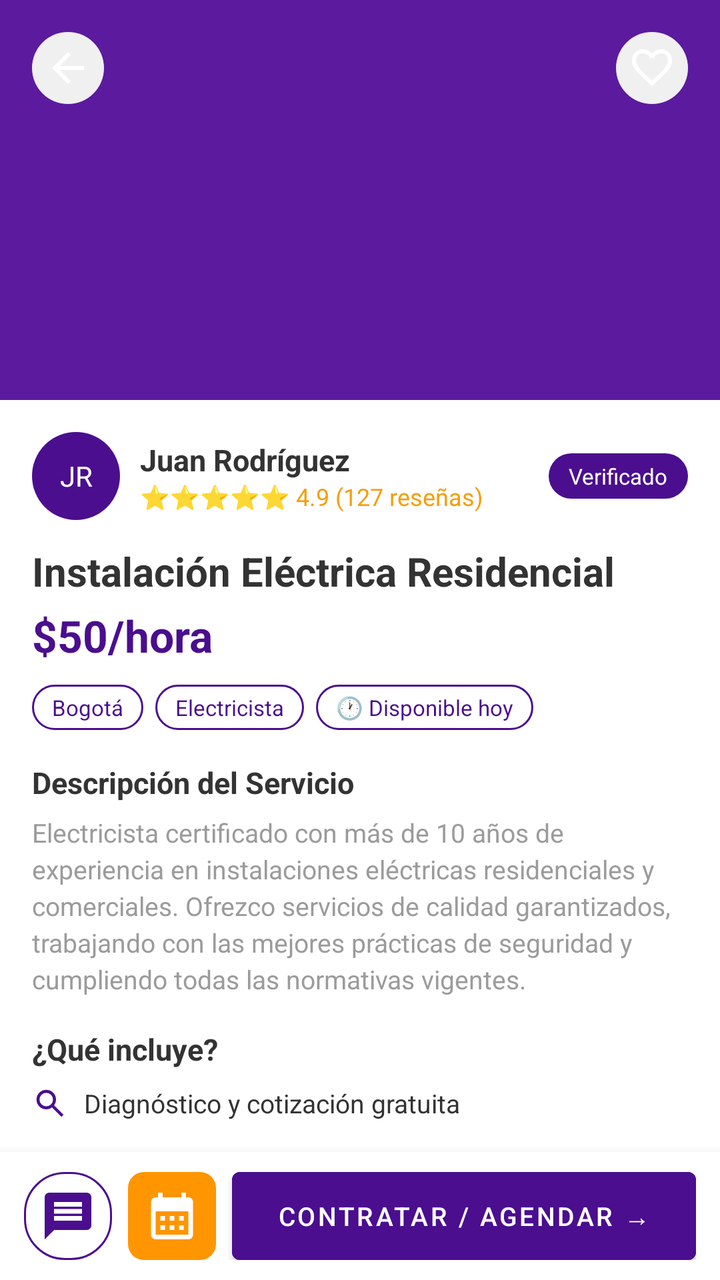
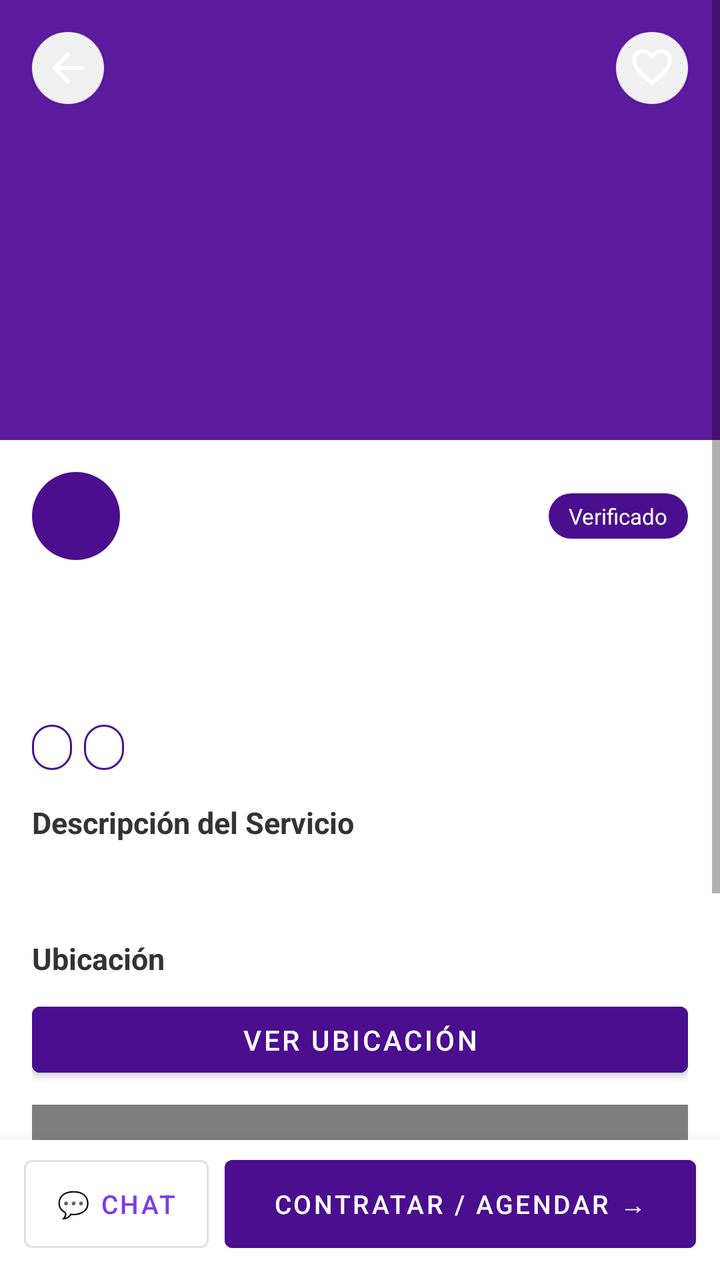

The first picture is an Android layout as it rendered before a commit; the second is the same layout after the commit. The layout source and the unified diff follow.
<!-- AndroidManifest.xml: application theme Theme.KSTOREAPP -->
<!-- res/layout/activity_detalle_servicio.xml -->
<?xml version="1.0" encoding="utf-8"?>
<androidx.coordinatorlayout.widget.CoordinatorLayout
    xmlns:android="http://schemas.android.com/apk/res/android"
    xmlns:app="http://schemas.android.com/apk/res-auto"
    android:layout_width="match_parent"
    android:layout_height="match_parent"
    android:background="@color/white">

    
    <ScrollView
        android:layout_width="match_parent"
        android:layout_height="match_parent"
        android:paddingBottom="72dp"
        android:clipToPadding="false">

        <LinearLayout
            android:layout_width="match_parent"
            android:layout_height="wrap_content"
            android:orientation="vertical">

            
            <FrameLayout
                android:layout_width="match_parent"
                android:layout_height="200dp"
                android:background="@color/morado_opaco">

                
                <ImageView
                    android:id="@+id/btnVolver"
                    android:layout_width="36dp"
                    android:layout_height="36dp"
                    android:src="@drawable/arrow_back"
                    android:padding="6dp"
                    android:background="@drawable/bg_circle_gray"
                    android:layout_margin="16dp"
                    android:layout_gravity="top|start"
                    app:tint="@color/white"/>

                
                <ImageView
                    android:id="@+id/btnFavorito"
                    android:layout_width="36dp"
                    android:layout_height="36dp"
                    android:src="@drawable/favorito"
                    android:padding="6dp"
                    android:background="@drawable/bg_circle_gray"
                    android:layout_margin="16dp"
                    android:layout_gravity="top|end"
                    app:tint="@color/white"/>

            </FrameLayout>

            
            <LinearLayout
                android:layout_width="match_parent"
                android:layout_height="wrap_content"
                android:orientation="vertical"
                android:padding="16dp">

                
                <LinearLayout
                    android:layout_width="match_parent"
                    android:layout_height="wrap_content"
                    android:orientation="horizontal"
                    android:gravity="center_vertical">

                    <TextView
                        android:layout_width="44dp"
                        android:layout_height="44dp"
                        android:text="@string/jr"
                        android:textColor="@color/white"
                        android:textSize="14sp"
                        android:gravity="center"
                        android:background="@drawable/bg_avatar_purple"/>

                    <LinearLayout
                        android:layout_width="0dp"
                        android:layout_height="wrap_content"
                        android:layout_weight="1"
                        android:orientation="vertical"
                        android:layout_marginStart="10dp">

                        <TextView
                            android:layout_width="wrap_content"
                            android:layout_height="wrap_content"
                            android:text="@string/juan_rodr_guez"
                            android:textStyle="bold"
                            android:textSize="15sp"
                            android:textColor="@color/Texto1"/>

                        <TextView
                            android:layout_width="wrap_content"
                            android:layout_height="wrap_content"
                            android:text="@string/calificacion"
                            android:textSize="12sp"
                            android:textColor="@color/dorado"/>

                    </LinearLayout>

                    
                    <TextView
                        android:layout_width="wrap_content"
                        android:layout_height="wrap_content"
                        android:text="@string/verificado"
                        android:textColor="@color/white"
                        android:textSize="11sp"
                        android:paddingHorizontal="10dp"
                        android:paddingVertical="4dp"
                        android:background="@drawable/bg_chip_selected"/>

                </LinearLayout>

                
                <TextView
                    android:layout_width="wrap_content"
                    android:layout_height="wrap_content"
                    android:text="@string/instalaci_n_el_ctrica_residencial"
                    android:textSize="20sp"
                    android:textStyle="bold"
                    android:textColor="@color/Texto1"
                    android:layout_marginTop="12dp"/>

                
                <TextView
                    android:layout_width="wrap_content"
                    android:layout_height="wrap_content"
                    android:text="@string/_50_hora"
                    android:textSize="22sp"
                    android:textStyle="bold"
                    android:textColor="@color/morado_tarjetas"
                    android:layout_marginTop="4dp"/>

                
                <LinearLayout
                    android:layout_width="match_parent"
                    android:layout_height="wrap_content"
                    android:orientation="horizontal"
                    android:layout_marginTop="10dp">

                    <TextView
                        android:layout_width="wrap_content"
                        android:layout_height="wrap_content"
                        android:text="@string/bogot"
                        android:textSize="11sp"
                        android:textColor="@color/morado_tarjetas"
                        android:paddingHorizontal="10dp"
                        android:paddingVertical="4dp"
                        android:layout_marginEnd="6dp"
                        android:background="@drawable/bg_chip_unselected"/>

                    <TextView
                        android:layout_width="wrap_content"
                        android:layout_height="wrap_content"
                        android:text="@string/electricista"
                        android:textSize="11sp"
                        android:textColor="@color/morado_tarjetas"
                        android:paddingHorizontal="10dp"
                        android:paddingVertical="4dp"
                        android:layout_marginEnd="6dp"
                        android:background="@drawable/bg_chip_unselected"/>

                    <TextView
                        android:layout_width="wrap_content"
                        android:layout_height="wrap_content"
                        android:text="@string/disponible_hoy"
                        android:textSize="11sp"
                        android:textColor="@color/morado_tarjetas"
                        android:paddingHorizontal="10dp"
                        android:paddingVertical="4dp"
                        android:background="@drawable/bg_chip_unselected"/>

                </LinearLayout>

                
                <TextView
                    android:layout_width="wrap_content"
                    android:layout_height="wrap_content"
                    android:text="@string/descripci_n_del_servicio"
                    android:textSize="15sp"
                    android:textStyle="bold"
                    android:textColor="@color/Texto1"
                    android:layout_marginTop="16dp"/>

                <TextView
                    android:layout_width="wrap_content"
                    android:layout_height="wrap_content"
                    android:text="@string/electricista_certificado_con_m_s_de_10_a_os_de_experiencia_en_instalaciones_el_ctricas_residenciales_y_comerciales_ofrezco_servicios_de_calidad_garantizados_trabajando_con_las_mejores_pr_cticas_de_seguridad_y_cumpliendo_todas_las_normativas_vigentes"
                    android:textSize="13sp"
                    android:textColor="@color/gris"
                    android:lineSpacingExtra="3dp"
                    android:layout_marginTop="6dp"/>

                
                <TextView
                    android:layout_width="wrap_content"
                    android:layout_height="wrap_content"
                    android:text="@string/qu_incluye"
                    android:textSize="15sp"
                    android:textStyle="bold"
                    android:textColor="@color/Texto1"
                    android:layout_marginTop="16dp"/>

                <LinearLayout
                    android:layout_width="match_parent"
                    android:layout_height="wrap_content"
                    android:orientation="horizontal"
                    android:gravity="center_vertical"
                    android:layout_marginTop="8dp">

                    <ImageView
                        android:layout_width="18dp"
                        android:layout_height="18dp"
                        android:src="@drawable/search"
                        app:tint="@color/morado_tarjetas"/>

                    <TextView
                        android:layout_width="wrap_content"
                        android:layout_height="wrap_content"
                        android:text="@string/diagn_stico_y_cotizaci_n_gratuita"
                        android:textSize="13sp"
                        android:textColor="@color/Texto1"
                        android:layout_marginStart="8dp"/>

                </LinearLayout>

            </LinearLayout>
        </LinearLayout>
    </ScrollView>

    
    <LinearLayout
        android:layout_width="match_parent"
        android:layout_height="64dp"
        android:orientation="horizontal"
        android:background="@color/white"
        android:paddingHorizontal="12dp"
        android:paddingVertical="10dp"
        android:gravity="center_vertical"
        android:elevation="8dp"
        android:layout_gravity="bottom">

        
        <ImageView
            android:id="@+id/btnChat"
            android:layout_width="44dp"
            android:layout_height="44dp"
            android:src="@drawable/mensajes"
            android:padding="8dp"
            android:background="@drawable/bg_chip_unselected"
            android:layout_marginEnd="8dp"
            app:tint="@color/morado_tarjetas"/>

        
        <ImageView
            android:id="@+id/btnCalendario"
            android:layout_width="44dp"
            android:layout_height="44dp"
            android:src="@drawable/calendar"
            android:padding="8dp"
            android:background="@drawable/bg_chip_orange"
            android:layout_marginEnd="8dp"
            app:tint="@color/white"/>

        
        <Button
            android:id="@+id/btnContratar"
            android:layout_width="0dp"
            android:layout_height="44dp"
            android:layout_weight="1"
            android:text="@string/contratar_agendar"
            android:textSize="13sp"
            android:backgroundTint="@color/morado_tarjetas"
            android:textColor="@color/white"
            android:insetTop="0dp"
            android:insetBottom="0dp"
            style="@style/Widget.MaterialComponents.Button"/>

    </LinearLayout>

</androidx.coordinatorlayout.widget.CoordinatorLayout>
<!-- resources referenced by this layout -->
<resources>
  <color name="Texto1">#333333</color>
  <color name="dorado">#F59E0B</color>
  <color name="gris">#9b9b9b</color>
  <color name="morado_opaco">#5C1A9E</color>
  <color name="morado_tarjetas">#4A0E8F</color>
  <color name="white">#FFFFFF</color>
  <!-- drawable bg_chip_orange (drawable) -->
  <?xml version="1.0" encoding="utf-8"?>
  <shape xmlns:android="http://schemas.android.com/apk/res/android"
      android:shape="rectangle">
      <solid android:color="#FF9500"/>
      <corners android:radius="8dp"/>
  </shape>
  <!-- drawable bg_circle_gray (drawable) -->
  <?xml version="1.0" encoding="utf-8"?>
  <shape xmlns:android="http://schemas.android.com/apk/res/android"
      android:shape="oval">
      <solid android:color="#F0F0F0"/>
  </shape>
  <!-- drawable calendar (drawable) -->
  <vector xmlns:android="http://schemas.android.com/apk/res/android" android:height="24dp" android:tint="#FFFFFF" android:viewportHeight="24" android:viewportWidth="24" android:width="24dp">
        
      <path android:fillColor="@android:color/white" android:pathData="M19,4h-1V2h-2v2H8V2H6v2H5C3.89,4 3.01,4.9 3.01,6L3,20c0,1.1 0.89,2 2,2h14c1.1,0 2,-0.9 2,-2V6C21,4.9 20.1,4 19,4zM19,20H5V10h14V20zM9,14H7v-2h2V14zM13,14h-2v-2h2V14zM17,14h-2v-2h2V14zM9,18H7v-2h2V18zM13,18h-2v-2h2V18zM17,18h-2v-2h2V18z"/>
      
  </vector>
  <!-- drawable mensajes (drawable) -->
  <vector xmlns:android="http://schemas.android.com/apk/res/android" android:autoMirrored="true" android:height="24dp" android:tint="#47479F" android:viewportHeight="24" android:viewportWidth="24" android:width="24dp">
        
      <path android:fillColor="@android:color/white" android:pathData="M20,2L4,2c-1.1,0 -1.99,0.9 -1.99,2L2,22l4,-4h14c1.1,0 2,-0.9 2,-2L22,4c0,-1.1 -0.9,-2 -2,-2zM18,14L6,14v-2h12v2zM18,11L6,11L6,9h12v2zM18,8L6,8L6,6h12v2z"/>
      
  </vector>
  <!-- drawable search (drawable) -->
  <vector xmlns:android="http://schemas.android.com/apk/res/android"
      android:width="24dp"
      android:height="24dp"
      android:viewportWidth="960"
      android:viewportHeight="960">
    <path
        android:pathData="M784,840 L532,588q-30,24 -69,38t-83,14q-109,0 -184.5,-75.5T120,380q0,-109 75.5,-184.5T380,120q109,0 184.5,75.5T640,380q0,44 -14,83t-38,69l252,252 -56,56ZM380,560q75,0 127.5,-52.5T560,380q0,-75 -52.5,-127.5T380,200q-75,0 -127.5,52.5T200,380q0,75 52.5,127.5T380,560Z"
        android:fillColor="#1f1f1f"/>
  </vector>
  <string name="_50_hora">$50/hora</string>
  <string name="bogot">Bogotá</string>
  <string name="calificacion">⭐⭐⭐⭐⭐ 4.9 (127 reseñas)</string>
  <string name="contratar_agendar">Contratar / Agendar →</string>
  <string name="descripci_n_del_servicio">Descripción del Servicio</string>
  <string name="diagn_stico_y_cotizaci_n_gratuita">Diagnóstico y cotización gratuita</string>
  <string name="disponible_hoy">🕐 Disponible hoy</string>
  <string name="electricista">Electricista</string>
  <string name="electricista_certificado_con_m_s_de_10_a_os_de_experiencia_en_instalaciones_el_ctricas_residenciales_y_comerciales_ofrezco_servicios_de_calidad_garantizados_trabajando_con_las_mejores_pr_cticas_de_seguridad_y_cumpliendo_todas_las_normativas_vigentes">Electricista certificado con más de 10 años de experiencia en instalaciones eléctricas residenciales y comerciales. Ofrezco servicios de calidad garantizados, trabajando con las mejores prácticas de seguridad y cumpliendo todas las normativas vigentes.</string>
  <string name="instalaci_n_el_ctrica_residencial">Instalación Eléctrica Residencial</string>
  <string name="jr">JR</string>
  <string name="juan_rodr_guez">Juan Rodríguez</string>
  <string name="qu_incluye">¿Qué incluye?</string>
  <string name="verificado">Verificado</string>
  <style name="Theme.KSTOREAPP" parent="Base.Theme.KSTOREAPP">
          <item name="android:windowTranslucentStatus">false</item>
          <item name="android:statusBarColor">#6200EE</item>
          <item name="android:fitsSystemWindows">true</item>
      </style>
  <!-- unchanged entries left out for length: 6 -->
</resources>

<!-- the commit's change to res/layout/activity_detalle_servicio.xml (unified diff, before → after) -->
@@ -4,13 +4,56 @@
     xmlns:app="http://schemas.android.com/apk/res-auto"
     android:layout_width="match_parent"
     android:layout_height="match_parent"
-    android:background="@color/white">
+    android:background="@color/white"
+    android:fitsSystemWindows="true">
+
+    
+    <LinearLayout
+        android:id="@+id/barraInferior"
+        android:layout_width="match_parent"
+        android:layout_height="wrap_content"
+        android:orientation="horizontal"
+        android:background="@color/white"
+        android:paddingHorizontal="12dp"
+        android:paddingTop="10dp"
+        android:paddingBottom="16dp"
+        android:gravity="center_vertical"
+        android:elevation="12dp"
+        android:layout_gravity="bottom">
+
+        <Button
+            android:id="@+id/btnChat"
+            android:layout_width="wrap_content"
+            android:layout_height="44dp"
+            android:text="💬 Chat"
+            android:textSize="13sp"
+            android:textColor="@color/primary"
+            android:backgroundTint="@color/white"
+            android:layout_marginEnd="8dp"
+            android:insetTop="0dp"
+            android:insetBottom="0dp"
+            style="@style/Widget.MaterialComponents.Button.OutlinedButton"/>
+
+        <Button
+            android:id="@+id/btnReservar"
+            android:layout_width="0dp"
+            android:layout_height="44dp"
+            android:layout_weight="1"
+            android:text="@string/contratar_agendar"
+            android:textSize="13sp"
+            android:backgroundTint="@color/morado_tarjetas"
+            android:textColor="@color/white"
+            android:insetTop="0dp"
+            android:insetBottom="0dp"
+            style="@style/Widget.MaterialComponents.Button"/>
+
+    </LinearLayout>
 
     
     <ScrollView
         android:layout_width="match_parent"
         android:layout_height="match_parent"
-        android:paddingBottom="72dp"
+        android:paddingBottom="90dp"
         android:clipToPadding="false">
 
         <LinearLayout
@@ -21,10 +64,15 @@
             
             <FrameLayout
                 android:layout_width="match_parent"
-                android:layout_height="200dp"
+                android:layout_height="220dp"
                 android:background="@color/morado_opaco">
 
-                
+                <ImageView
+                    android:id="@+id/ivFotoServicio"
+                    android:layout_width="match_parent"
+                    android:layout_height="match_parent"
+                    android:scaleType="centerCrop"/>
+
                 <ImageView
                     android:id="@+id/btnVolver"
                     android:layout_width="36dp"
@@ -36,7 +84,6 @@
                     android:layout_gravity="top|start"
                     app:tint="@color/white"/>
 
-                
                 <ImageView
                     android:id="@+id/btnFavorito"
                     android:layout_width="36dp"
@@ -46,6 +93,8 @@
                     android:background="@drawable/bg_circle_gray"
                     android:layout_margin="16dp"
                     android:layout_gravity="top|end"
+                    android:clickable="true"
+                    android:focusable="true"
                     app:tint="@color/white"/>
 
             </FrameLayout>
@@ -64,14 +113,26 @@
                     android:orientation="horizontal"
                     android:gravity="center_vertical">
 
-                    <TextView
+                    <FrameLayout
                         android:layout_width="44dp"
-                        android:layout_height="44dp"
-                        android:text="@string/jr"
-                        android:textColor="@color/white"
-                        android:textSize="14sp"
-                        android:gravity="center"
-                        android:background="@drawable/bg_avatar_purple"/>
+                        android:layout_height="44dp">
+
+                        <TextView
+                            android:id="@+id/tvIniciales"
+                            android:layout_width="44dp"
+                            android:layout_height="44dp"
+                            android:textColor="@color/white"
+                            android:textSize="14sp"
+                            android:gravity="center"
+                            android:background="@drawable/bg_avatar_purple"/>
+
+                        <ImageView
+                            android:id="@+id/ivFotoProfesional"
+                            android:layout_width="44dp"
+                            android:layout_height="44dp"
+                            android:scaleType="centerCrop"
+                            android:visibility="gone"/>
+                    </FrameLayout>
 
                     <LinearLayout
                         android:layout_width="0dp"
@@ -81,23 +142,21 @@
                         android:layout_marginStart="10dp">
 
                         <TextView
+                            android:id="@+id/tvNombreProfesional"
                             android:layout_width="wrap_content"
                             android:layout_height="wrap_content"
-                            android:text="@string/juan_rodr_guez"
                             android:textStyle="bold"
                             android:textSize="15sp"
                             android:textColor="@color/Texto1"/>
 
                         <TextView
+                            android:id="@+id/tvCalificacion"
                             android:layout_width="wrap_content"
                             android:layout_height="wrap_content"
-                            android:text="@string/calificacion"
                             android:textSize="12sp"
                             android:textColor="@color/dorado"/>
-
                     </LinearLayout>
 
-                    
                     <TextView
                         android:layout_width="wrap_content"
                         android:layout_height="wrap_content"
@@ -112,9 +171,9 @@
 
                 
                 <TextView
-                    android:layout_width="wrap_content"
-                    android:layout_height="wrap_content"
-                    android:text="@string/instalaci_n_el_ctrica_residencial"
+                    android:id="@+id/tvTituloServicio"
+                    android:layout_width="wrap_content"
+                    android:layout_height="wrap_content"
                     android:textSize="20sp"
                     android:textStyle="bold"
                     android:textColor="@color/Texto1"
@@ -122,9 +181,9 @@
 
                 
                 <TextView
-                    android:layout_width="wrap_content"
-                    android:layout_height="wrap_content"
-                    android:text="@string/_50_hora"
+                    android:id="@+id/tvPrecio"
+                    android:layout_width="wrap_content"
+                    android:layout_height="wrap_content"
                     android:textSize="22sp"
                     android:textStyle="bold"
                     android:textColor="@color/morado_tarjetas"
@@ -138,9 +197,9 @@
                     android:layout_marginTop="10dp">
 
                     <TextView
+                        android:id="@+id/tvCiudad"
                         android:layout_width="wrap_content"
                         android:layout_height="wrap_content"
-                        android:text="@string/bogot"
                         android:textSize="11sp"
                         android:textColor="@color/morado_tarjetas"
                         android:paddingHorizontal="10dp"
@@ -149,20 +208,9 @@
                         android:background="@drawable/bg_chip_unselected"/>
 
                     <TextView
+                        android:id="@+id/tvCategoria"
                         android:layout_width="wrap_content"
                         android:layout_height="wrap_content"
-                        android:text="@string/electricista"
-                        android:textSize="11sp"
-                        android:textColor="@color/morado_tarjetas"
-                        android:paddingHorizontal="10dp"
-                        android:paddingVertical="4dp"
-                        android:layout_marginEnd="6dp"
-                        android:background="@drawable/bg_chip_unselected"/>
-
-                    <TextView
-                        android:layout_width="wrap_content"
-                        android:layout_height="wrap_content"
-                        android:text="@string/disponible_hoy"
                         android:textSize="11sp"
                         android:textColor="@color/morado_tarjetas"
                         android:paddingHorizontal="10dp"
@@ -182,99 +230,43 @@
                     android:layout_marginTop="16dp"/>
 
                 <TextView
-                    android:layout_width="wrap_content"
-                    android:layout_height="wrap_content"
-                    android:text="@string/electricista_certificado_con_m_s_de_10_a_os_de_experiencia_en_instalaciones_el_ctricas_residenciales_y_comerciales_ofrezco_servicios_de_calidad_garantizados_trabajando_con_las_mejores_pr_cticas_de_seguridad_y_cumpliendo_todas_las_normativas_vigentes"
+                    android:id="@+id/tvDescripcionServicio"
+                    android:layout_width="wrap_content"
+                    android:layout_height="wrap_content"
                     android:textSize="13sp"
                     android:textColor="@color/gris"
                     android:lineSpacingExtra="3dp"
-                    android:layout_marginTop="6dp"/>
-
-                
-                <TextView
-                    android:layout_width="wrap_content"
-                    android:layout_height="wrap_content"
-                    android:text="@string/qu_incluye"
+                    android:layout_marginTop="6dp"
+                    android:layout_marginBottom="16dp"/>
+
+                
+                <TextView
+                    android:layout_width="wrap_content"
+                    android:layout_height="wrap_content"
+                    android:text="@string/ubicaci_n"
                     android:textSize="15sp"
                     android:textStyle="bold"
                     android:textColor="@color/Texto1"
-                    android:layout_marginTop="16dp"/>
-
-                <LinearLayout
-                    android:layout_width="match_parent"
-                    android:layout_height="wrap_content"
-                    android:orientation="horizontal"
-                    android:gravity="center_vertical"
-                    android:layout_marginTop="8dp">
-
-                    <ImageView
-                        android:layout_width="18dp"
-                        android:layout_height="18dp"
-                        android:src="@drawable/search"
-                        app:tint="@color/morado_tarjetas"/>
-
-                    <TextView
-                        android:layout_width="wrap_content"
-                        android:layout_height="wrap_content"
-                        android:text="@string/diagn_stico_y_cotizaci_n_gratuita"
-                        android:textSize="13sp"
-                        android:textColor="@color/Texto1"
-                        android:layout_marginStart="8dp"/>
-
-                </LinearLayout>
+                    android:layout_marginTop="8dp"
+                    android:layout_marginBottom="8dp"/>
+
+                <Button
+                    android:id="@+id/btnVerUbicacion"
+                    android:layout_width="match_parent"
+                    android:layout_height="45dp"
+                    android:text="@string/ver_ubicaci_n"
+                    android:backgroundTint="@color/morado_tarjetas"
+                    android:textColor="@color/white"
+                    android:layout_marginBottom="10dp"/>
+
+                
+                <com.google.android.gms.maps.MapView
+                    android:id="@+id/mapView"
+                    android:layout_width="match_parent"
+                    android:layout_height="220dp"/>
 
             </LinearLayout>
         </LinearLayout>
     </ScrollView>
 
-    
-    <LinearLayout
-        android:layout_width="match_parent"
-        android:layout_height="64dp"
-        android:orientation="horizontal"
-        android:background="@color/white"
-        android:paddingHorizontal="12dp"
-        android:paddingVertical="10dp"
-        android:gravity="center_vertical"
-        android:elevation="8dp"
-        android:layout_gravity="bottom">
-
-        
-        <ImageView
-            android:id="@+id/btnChat"
-            android:layout_width="44dp"
-            android:layout_height="44dp"
-            android:src="@drawable/mensajes"
-            android:padding="8dp"
-            android:background="@drawable/bg_chip_unselected"
-            android:layout_marginEnd="8dp"
-            app:tint="@color/morado_tarjetas"/>
-
-        
-        <ImageView
-            android:id="@+id/btnCalendario"
-            android:layout_width="44dp"
-            android:layout_height="44dp"
-            android:src="@drawable/calendar"
-            android:padding="8dp"
-            android:background="@drawable/bg_chip_orange"
-            android:layout_marginEnd="8dp"
-            app:tint="@color/white"/>
-
-        
-        <Button
-            android:id="@+id/btnContratar"
-            android:layout_width="0dp"
-            android:layout_height="44dp"
-            android:layout_weight="1"
-            android:text="@string/contratar_agendar"
-            android:textSize="13sp"
-            android:backgroundTint="@color/morado_tarjetas"
-            android:textColor="@color/white"
-            android:insetTop="0dp"
-            android:insetBottom="0dp"
-            style="@style/Widget.MaterialComponents.Button"/>
-
-    </LinearLayout>
-
 </androidx.coordinatorlayout.widget.CoordinatorLayout>
<!-- resource entries referenced after the edit -->
@@ -5,59 +5,24 @@
   <color name="gris">#9b9b9b</color>
   <color name="morado_opaco">#5C1A9E</color>
   <color name="morado_tarjetas">#4A0E8F</color>
+  <color name="primary">#7C3AED</color>
   <color name="white">#FFFFFF</color>
-  <!-- drawable bg_chip_orange (drawable) -->
-  <?xml version="1.0" encoding="utf-8"?>
-  <shape xmlns:android="http://schemas.android.com/apk/res/android"
-      android:shape="rectangle">
-      <solid android:color="#FF9500"/>
-      <corners android:radius="8dp"/>
-  </shape>
   <!-- drawable bg_circle_gray (drawable) -->
   <?xml version="1.0" encoding="utf-8"?>
   <shape xmlns:android="http://schemas.android.com/apk/res/android"
       android:shape="oval">
       <solid android:color="#F0F0F0"/>
   </shape>
-  <!-- drawable calendar (drawable) -->
-  <vector xmlns:android="http://schemas.android.com/apk/res/android" android:height="24dp" android:tint="#FFFFFF" android:viewportHeight="24" android:viewportWidth="24" android:width="24dp">
-        
-      <path android:fillColor="@android:color/white" android:pathData="M19,4h-1V2h-2v2H8V2H6v2H5C3.89,4 3.01,4.9 3.01,6L3,20c0,1.1 0.89,2 2,2h14c1.1,0 2,-0.9 2,-2V6C21,4.9 20.1,4 19,4zM19,20H5V10h14V20zM9,14H7v-2h2V14zM13,14h-2v-2h2V14zM17,14h-2v-2h2V14zM9,18H7v-2h2V18zM13,18h-2v-2h2V18zM17,18h-2v-2h2V18z"/>
-      
-  </vector>
-  <!-- drawable mensajes (drawable) -->
-  <vector xmlns:android="http://schemas.android.com/apk/res/android" android:autoMirrored="true" android:height="24dp" android:tint="#47479F" android:viewportHeight="24" android:viewportWidth="24" android:width="24dp">
-        
-      <path android:fillColor="@android:color/white" android:pathData="M20,2L4,2c-1.1,0 -1.99,0.9 -1.99,2L2,22l4,-4h14c1.1,0 2,-0.9 2,-2L22,4c0,-1.1 -0.9,-2 -2,-2zM18,14L6,14v-2h12v2zM18,11L6,11L6,9h12v2zM18,8L6,8L6,6h12v2z"/>
-      
-  </vector>
-  <!-- drawable search (drawable) -->
-  <vector xmlns:android="http://schemas.android.com/apk/res/android"
-      android:width="24dp"
-      android:height="24dp"
-      android:viewportWidth="960"
-      android:viewportHeight="960">
-    <path
-        android:pathData="M784,840 L532,588q-30,24 -69,38t-83,14q-109,0 -184.5,-75.5T120,380q0,-109 75.5,-184.5T380,120q109,0 184.5,75.5T640,380q0,44 -14,83t-38,69l252,252 -56,56ZM380,560q75,0 127.5,-52.5T560,380q0,-75 -52.5,-127.5T380,200q-75,0 -127.5,52.5T200,380q0,75 52.5,127.5T380,560Z"
-        android:fillColor="#1f1f1f"/>
-  </vector>
-  <string name="_50_hora">$50/hora</string>
-  <string name="bogot">Bogotá</string>
-  <string name="calificacion">⭐⭐⭐⭐⭐ 4.9 (127 reseñas)</string>
   <string name="contratar_agendar">Contratar / Agendar →</string>
   <string name="descripci_n_del_servicio">Descripción del Servicio</string>
-  <string name="diagn_stico_y_cotizaci_n_gratuita">Diagnóstico y cotización gratuita</string>
-  <string name="disponible_hoy">🕐 Disponible hoy</string>
-  <string name="electricista">Electricista</string>
-  <string name="electricista_certificado_con_m_s_de_10_a_os_de_experiencia_en_instalaciones_el_ctricas_residenciales_y_comerciales_ofrezco_servicios_de_calidad_garantizados_trabajando_con_las_mejores_pr_cticas_de_seguridad_y_cumpliendo_todas_las_normativas_vigentes">Electricista certificado con más de 10 años de experiencia en instalaciones eléctricas residenciales y comerciales. Ofrezco servicios de calidad garantizados, trabajando con las mejores prácticas de seguridad y cumpliendo todas las normativas vigentes.</string>
-  <string name="instalaci_n_el_ctrica_residencial">Instalación Eléctrica Residencial</string>
-  <string name="jr">JR</string>
-  <string name="juan_rodr_guez">Juan Rodríguez</string>
-  <string name="qu_incluye">¿Qué incluye?</string>
+  <string name="ubicaci_n">Ubicación</string>
+  <string name="ver_ubicaci_n">Ver ubicación</string>
   <string name="verificado">Verificado</string>
   <style name="Theme.KSTOREAPP" parent="Base.Theme.KSTOREAPP">
           <item name="android:windowTranslucentStatus">false</item>
-          <item name="android:statusBarColor">#6200EE</item>
+          <item name="android:statusBarColor">@android:color/transparent</item>
+          <item name="android:navigationBarColor">@android:color/transparent</item>
+          <item name="android:windowLightStatusBar">true</item>
           <item name="android:fitsSystemWindows">true</item>
       </style>
   <!-- unchanged entries left out for length: 6 -->
